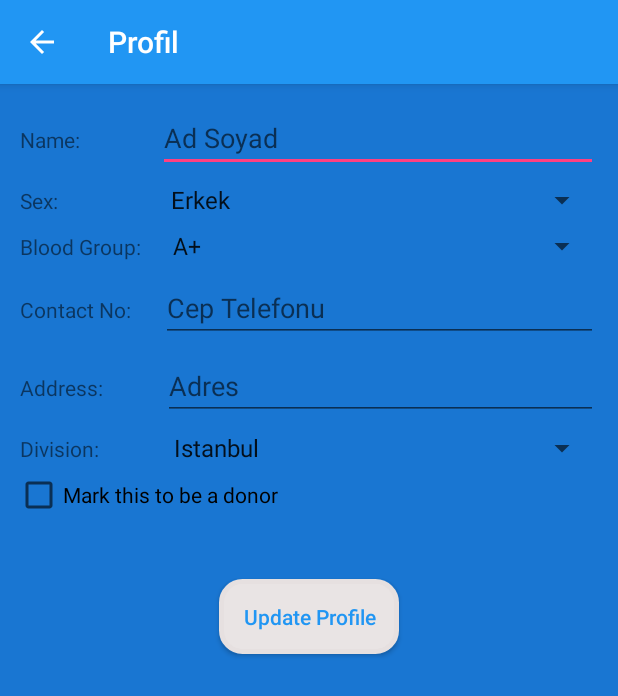
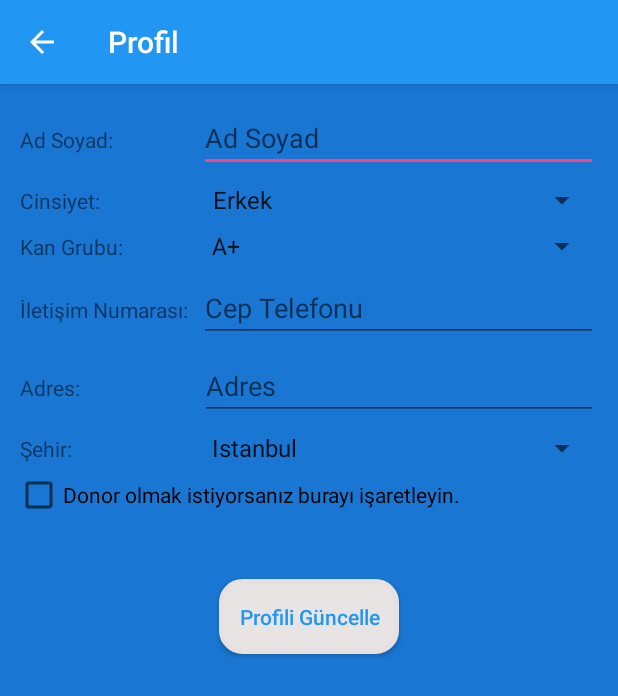
Before and after one commit to CUSENG/Donoroid-App, an Android app: the screen it shows after launch once a user with an empty profile is signed in (ProfileActivity), in the side drawer, after a tap on "Profil", on a phone screen of 412 x 824 dp. Shown: the top 696 px of the screen. Run offline under Robolectric (Android 15) with nearby library versions, the phone set to English and light mode, and no system bars; our stand-ins replace Firebase (no records; nobody signed in at launch, a user with empty details on screens opened directly); 1 statement that could not run was skipped.

Commit message:
Interface translations

```diff
--- a/app/src/main/java/com/android/lifedonors/app/activities/Dashboard.java
+++ b/app/src/main/java/com/android/lifedonors/app/activities/Dashboard.java
@@ -56,7 +56,7 @@ public class Dashboard extends AppCompatActivity
         setContentView(R.layout.activity_dashboard);
 
         pd = new ProgressDialog(this);
-        pd.setMessage("Loading...");
+        pd.setMessage("Yükleniyor...");
         pd.setCancelable(true);
         pd.setCanceledOnTouchOutside(false);
 
--- a/app/src/main/java/com/android/lifedonors/app/activities/LoginActivity.java
+++ b/app/src/main/java/com/android/lifedonors/app/activities/LoginActivity.java
@@ -30,7 +30,7 @@ public class LoginActivity extends AppCompatActivity {
         setContentView(R.layout.activity_login);
 
         pd = new ProgressDialog(this);
-        pd.setMessage("Loading...");
+        pd.setMessage("Yükleniyor...");
         pd.setCancelable(true);
         pd.setCanceledOnTouchOutside(false);
 
--- a/app/src/main/java/com/android/lifedonors/app/activities/PostActivity.java
+++ b/app/src/main/java/com/android/lifedonors/app/activities/PostActivity.java
@@ -49,7 +49,7 @@ public class PostActivity extends AppCompatActivity {
         setContentView(R.layout.activity_post);
 
         pd = new ProgressDialog(this);
-        pd.setMessage("Loading...");
+        pd.setMessage("Yükleniyor...");
         pd.setCancelable(true);
         pd.setCanceledOnTouchOutside(false);
 
@@ -115,10 +115,10 @@ public class PostActivity extends AppCompatActivity {
                     final Query findname = fdb.getReference("users").child(uid);
 
                     if (text1.getText().length() == 0) {
-                        Toast.makeText(getApplicationContext(), "Enter your contact number!",
+                        Toast.makeText(getApplicationContext(), "İletişim numarası giriniz",
                                 Toast.LENGTH_LONG).show();
                     } else if (text2.getText().length() == 0) {
-                        Toast.makeText(getApplicationContext(), "Enter your location!",
+                        Toast.makeText(getApplicationContext(), "Konumunuzu giriniz!",
                                 Toast.LENGTH_LONG).show();
                     } else {
                         findname.addListenerForSingleValueEvent(new ValueEventListener() {
--- a/app/src/main/java/com/android/lifedonors/app/activities/ProfileActivity.java
+++ b/app/src/main/java/com/android/lifedonors/app/activities/ProfileActivity.java
@@ -46,7 +46,7 @@ public class ProfileActivity extends AppCompatActivity {
     protected void onCreate(Bundle savedInstanceState) {
         super.onCreate(savedInstanceState);
         pd = new ProgressDialog(this);
-        pd.setMessage("Loading...");
+        pd.setMessage("Yükleniyor...");
         pd.setCancelable(true);
         pd.setCanceledOnTouchOutside(false);
         pd.show();
@@ -76,7 +76,7 @@ public class ProfileActivity extends AppCompatActivity {
             inputemail.setVisibility(View.GONE);
             inputpassword.setVisibility(View.GONE);
             retypePassword.setVisibility(View.GONE);
-            btnSignup.setText("Update Profile");
+            btnSignup.setText("Profili Güncelle");
             pd.dismiss();
             /// getActionBar().setTitle("Profile");
             getSupportActionBar().setTitle("Profil");
@@ -110,7 +110,7 @@ public class ProfileActivity extends AppCompatActivity {
 
                                 if (dataSnapshot.exists()) {
                                     isDonor.setChecked(true);
-                                    isDonor.setText("Unmark this to leave from donors");
+                                    isDonor.setText("Donor olmak istemiyorsanız işareti kaldırın.");
                                 } else {
                                     Toast.makeText(ProfileActivity.this, "Your are not a donor! Be a donor and save life by donating blood.",
                                             Toast.LENGTH_LONG).show();
--- a/app/src/main/java/com/android/lifedonors/app/activities/RestorePassword.java
+++ b/app/src/main/java/com/android/lifedonors/app/activities/RestorePassword.java
@@ -33,7 +33,7 @@ public class RestorePassword extends AppCompatActivity {
 
         mAuth = FirebaseAuth.getInstance();
         pd = new ProgressDialog(this);
-        pd.setMessage("Loading...");
+        pd.setMessage("Yükleniyor...");
         pd.setCancelable(true);
         pd.setCanceledOnTouchOutside(false);
 
--- a/app/src/main/java/com/android/lifedonors/app/fragments/AchievmentsView.java
+++ b/app/src/main/java/com/android/lifedonors/app/fragments/AchievmentsView.java
@@ -58,7 +58,7 @@ public class AchievmentsView extends Fragment {
         view = inflater.inflate(R.layout.user_achievment_fragment, container, false);
 
         pd = new ProgressDialog(getActivity());
-        pd.setMessage("Loading...");
+        pd.setMessage("Yükleniyor...");
         pd.setCancelable(true);
         pd.setCanceledOnTouchOutside(false);
         bloodgroup = getResources().getStringArray(R.array.Blood_Group);
--- a/app/src/main/java/com/android/lifedonors/app/fragments/HomeView.java
+++ b/app/src/main/java/com/android/lifedonors/app/fragments/HomeView.java
@@ -59,7 +59,7 @@ public class HomeView extends Fragment {
         postLists = new ArrayList<>();
 
         pd = new ProgressDialog(getActivity());
-        pd.setMessage("Loading...");
+        pd.setMessage("Yükleniyor...");
         pd.setCancelable(true);
         pd.setCanceledOnTouchOutside(false);
 
--- a/app/src/main/java/com/android/lifedonors/app/fragments/SearchDonorFragment.java
+++ b/app/src/main/java/com/android/lifedonors/app/fragments/SearchDonorFragment.java
@@ -62,7 +62,7 @@ public class SearchDonorFragment extends Fragment {
         view = inflater.inflate(R.layout.search_donor_fragment, container, false);
 
         pd = new ProgressDialog(getActivity());
-        pd.setMessage("Loading...");
+        pd.setMessage("Yükleniyor...");
         pd.setCancelable(true);
         pd.setCanceledOnTouchOutside(false);
 
--- a/app/src/main/res/layout/activity_profile.xml
+++ b/app/src/main/res/layout/activity_profile.xml
@@ -32,11 +32,11 @@
             android:layout_width="match_parent"
             android:layout_height="wrap_content">
             <TextView
-                android:text="Name:"
+                android:text="Ad Soyad:"
                 android:layout_width="wrap_content"
                 android:layout_height="wrap_content" />
             <EditText
-                android:layout_marginLeft="52dp"
+                android:layout_marginLeft="57dp"
                 android:id="@+id/input_fullName"
                 android:layout_width="match_parent"
                 android:layout_height="wrap_content"
@@ -53,7 +53,7 @@
             <TextView
                 android:layout_width="wrap_content"
                 android:layout_height="wrap_content"
-                android:text="Sex:" />
+                android:text="Cinsiyet:" />
 
             <Spinner
                 android:layout_marginLeft="67dp"
@@ -74,10 +74,10 @@
             <TextView
                 android:layout_width="wrap_content"
                 android:layout_height="wrap_content"
-                android:text="Blood Group:" />
+                android:text="Kan Grubu:" />
 
             <Spinner
-                android:layout_marginLeft="13dp"
+                android:layout_marginLeft="51dp"
                 android:id="@+id/inputBloodGroup"
                 android:layout_width="wrap_content"
                 android:layout_height="wrap_content"
@@ -94,9 +94,9 @@
         <TextView
             android:layout_width="wrap_content"
             android:layout_height="wrap_content"
-            android:text="Contact No:" />
+            android:text="İletişim Numarası:" />
         <EditText
-            android:layout_marginLeft="20dp"
+            android:layout_marginLeft="7dp"
             android:id="@+id/inputMobile"
             android:layout_width="match_parent"
             android:layout_height="wrap_content"
@@ -113,9 +113,9 @@
         <TextView
             android:layout_width="wrap_content"
             android:layout_height="wrap_content"
-            android:text="Address:" />
+            android:text="Adres:" />
         <EditText
-            android:layout_marginLeft="40dp"
+            android:layout_marginLeft="80dp"
             android:id="@+id/inputAddress"
             android:layout_width="match_parent"
             android:layout_height="wrap_content"
@@ -133,16 +133,15 @@
             <TextView
                 android:layout_width="wrap_content"
                 android:layout_height="wrap_content"
-                android:text="Division:" />
+                android:text="Şehir:" />
 
             <Spinner
-                android:layout_marginLeft="42dp"
                 android:id="@+id/inputDivision"
-                android:layout_width="match_parent"
+                android:layout_width="178dp"
                 android:layout_height="wrap_content"
+                android:layout_marginLeft="85dp"
                 android:layout_weight="1"
-                android:entries="@array/division_list">
-            </Spinner>
+                android:entries="@array/division_list"></Spinner>
         </LinearLayout>
 
         <EditText
@@ -170,7 +169,7 @@
             android:textColor="@android:color/white" />
         <CheckBox
             android:id="@+id/checkbox"
-            android:text="Mark this to be a donor"
+            android:text="Donor olmak istiyorsanız burayı işaretleyin."
             android:layout_width="match_parent"
             android:layout_height="wrap_content" />
 
--- a/app/src/main/res/layout/request_list_item.xml
+++ b/app/src/main/res/layout/request_list_item.xml
@@ -34,7 +34,7 @@
                     android:layout_width="wrap_content"
                     android:layout_height="wrap_content" />
                 <TextView
-                    android:text=" Blood Donor!"
+                    android:text=" Kan Bağışı!"
                     android:layout_width="wrap_content"
                     android:layout_height="wrap_content" />
             </LinearLayout>
@@ -43,7 +43,7 @@
                 android:layout_width="match_parent"
                 android:layout_height="wrap_content">
                 <TextView
-                    android:text="Contact: "
+                    android:text="İletişim: "
                     android:layout_width="wrap_content"
                     android:layout_height="wrap_content" />
                 <TextView
--- a/app/src/main/res/layout/search_donor_item.xml
+++ b/app/src/main/res/layout/search_donor_item.xml
@@ -33,7 +33,7 @@
                 android:layout_width="match_parent"
                 android:layout_height="wrap_content">
                 <TextView
-                    android:text="Contact: "
+                    android:text="İletişim: "
                     android:layout_width="wrap_content"
                     android:layout_height="wrap_content" />
                 <TextView
```
Also changed, not shown: app/src/main/java/com/android/lifedonors/app/adapters/BloodRequestAdapter.java (+4 -4 lines), app/src/main/res/layout/activity_post.xml (+15 -3 lines), app/src/main/res/layout/search_donor_fragment.xml (+8 -6 lines).
